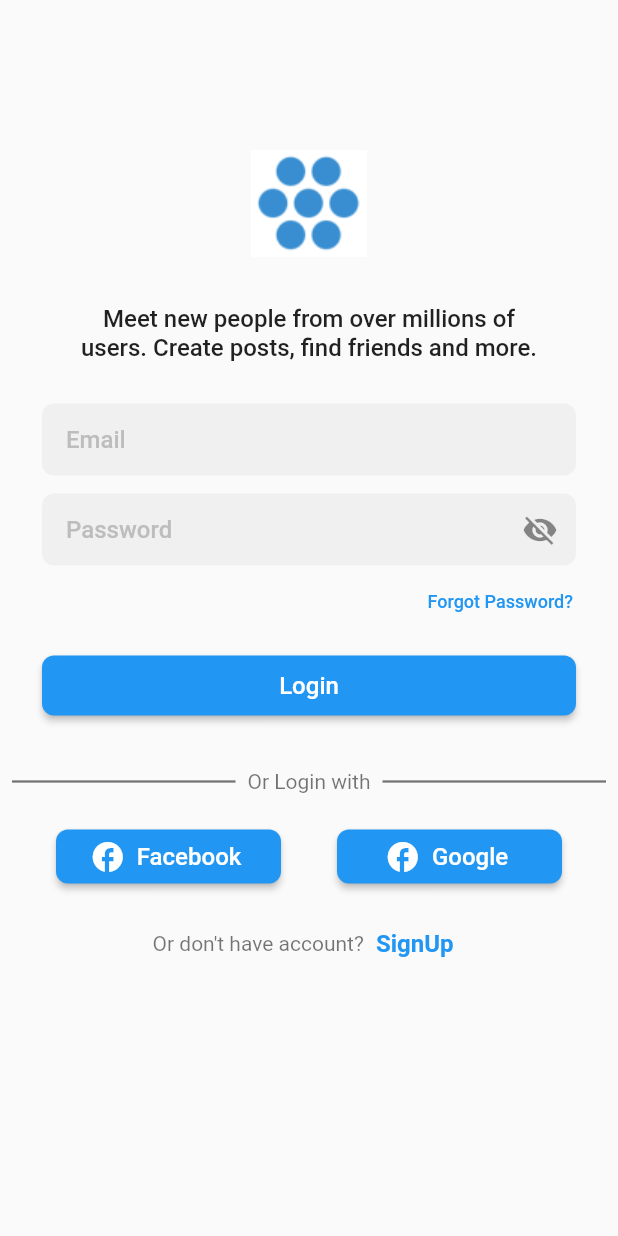
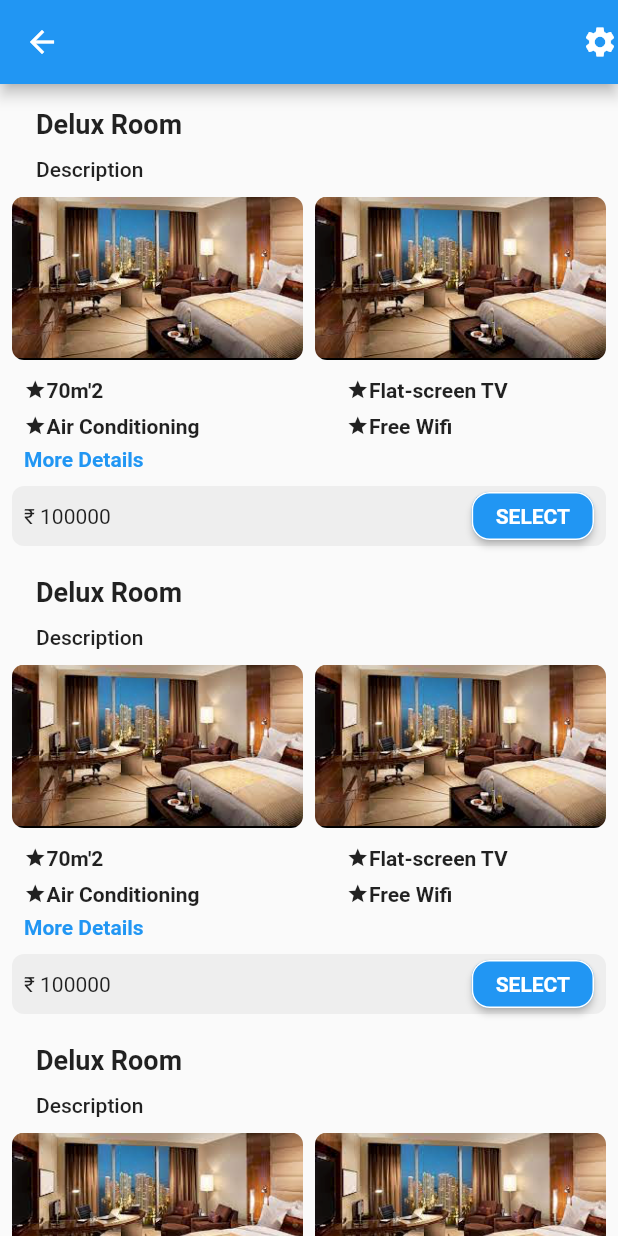
Before and after one commit to ArpitAgrawal7/flutter, a Flutter app: the screen it shows after launch, on a phone screen of 412 x 824 dp. Run offline on Flutter 3.47's test engine with Material 2 defaults, Android fonts, the light colour scheme and no system bars; our stand-ins replace bloc, flutter_bloc, flutter_rating_bar, flutter_svg.

Commit message:
working on room_list_view

```diff
--- a/make_my_trip/lib/main.dart
+++ b/make_my_trip/lib/main.dart
@@ -1,6 +1,7 @@
 import 'package:flutter/material.dart';
 import 'package:make_my_trip/pages/hotel_list_page.dart';
 import 'package:make_my_trip/pages/login_page.dart';
+import 'package:make_my_trip/pages/room_list_page.dart';
 
 void main() {
   runApp(const MyApp());
@@ -13,8 +14,10 @@ class MyApp extends StatelessWidget {
   Widget build(BuildContext context) {
     return MaterialApp(
       debugShowCheckedModeBanner: false,
-      home: LoginPage(),
-      // HotelListPage(),
+      home:
+      // LoginPage(),
+      //  HotelListPage(),
+       RoomListPage(),
     );
   }
 }
--- a/make_my_trip/lib/pages/login_page.dart
+++ b/make_my_trip/lib/pages/login_page.dart
@@ -1,5 +1,6 @@
 import 'package:flutter/material.dart';
 import 'package:flutter_bloc/flutter_bloc.dart';
+import 'package:flutter_svg/flutter_svg.dart';
 import 'package:make_my_trip/cubit/login_cubit.dart';
 import 'package:make_my_trip/widgets/elevated_icon_button_widget.dart';
 import 'package:make_my_trip/widgets/text_form_field_widget.dart';
@@ -36,7 +37,7 @@ class LoginPage extends StatelessWidget {
                 Form(
                   key: _formKey,
                   child: Column(children: [
-                    TextFormFieldWidget(
+                    LoginTextFormFieldWidget(
                       hintText: "Email",
                       obSecure: false,
                       controller: email,
@@ -44,7 +45,7 @@ class LoginPage extends StatelessWidget {
                     BlocBuilder<LoginCubit, LoginState>(
                       builder: (context, state) {
                         if (state is ChangeState) {
-                          return TextFormFieldWidget(
+                          return LoginTextFormFieldWidget(
                             hintText: "Password",
                             iconButton: IconButton(
                               icon: state.obSecure == true
@@ -59,7 +60,7 @@ class LoginPage extends StatelessWidget {
                             controller: password,
                           );
                         } else {
-                          return TextFormFieldWidget(
+                          return LoginTextFormFieldWidget(
                             hintText: "Password",
                             iconButton: IconButton(
                               icon: const Icon(Icons.visibility_off),
@@ -92,31 +93,20 @@ class LoginPage extends StatelessWidget {
                     Padding(
                         padding: const EdgeInsets.symmetric(
                             vertical: 12.0, horizontal: 28.0),
-                      child: SizedBox(
+                        child: LoginElevatedButtonWidget(
                           height: 40,
+                          onTap: () {},
                           width: double.infinity,
-                        child: ElevatedButton(
-                          onPressed: () {},
-                          style: ElevatedButton.styleFrom(
-                            shape: RoundedRectangleBorder(
-                              borderRadius: BorderRadius.circular(8.0),
-                            ),
-                            textStyle: const TextStyle(
-                              fontSize: 16,
-                              fontWeight: FontWeight.w500,
-                            ),
-                          ),
+                          buttonColor: Colors.blue,
                           child: const Text("Login"),
-                        ),
-                      ),
-                    ),
+                        )),
                   ]),
                 ),
                 Row(children: const [
                   Expanded(
                       child: Padding(
-                    padding: EdgeInsets.symmetric(horizontal: 8.0),
-                    child: Divider(thickness: 1.5, color: Colors.black54),
+                    padding: EdgeInsets.only(left: 32.0, right: 8.0),
+                    child: Divider(thickness: 0.5, color: Colors.black54),
                   )),
                   Padding(
                     padding: EdgeInsets.symmetric(vertical: 24.0),
@@ -130,9 +120,9 @@ class LoginPage extends StatelessWidget {
                   ),
                   Expanded(
                       child: Padding(
-                    padding: EdgeInsets.symmetric(horizontal: 8.0),
+                    padding: EdgeInsets.only(left: 8.0, right: 32.0),
                     child: Divider(
-                      thickness: 1.5,
+                      thickness: 0.5,
                       color: Colors.black54,
                     ),
                   )),
@@ -140,15 +130,41 @@ class LoginPage extends StatelessWidget {
                 Row(
                   mainAxisAlignment: MainAxisAlignment.spaceEvenly,
                   children: [
-                    ElevatedIconButtonView(
-                      action: 'Facebook',
+                    LoginElevatedButtonWidget(
                         onTap: () {},
-                      logo: const Icon(Icons.facebook),
+                        height: 36,
+                        width: 150,
+                        buttonColor: const Color(0xFF4267B2),
+                        child: Row(
+                          mainAxisAlignment: MainAxisAlignment.spaceEvenly,
+                          children: [
+                            const Text("Facebook"),
+                            SvgPicture.asset(
+                              "assets/images/facebook.svg",
+                              height: 20,
+                              width: 20,
                             ),
-                    ElevatedIconButtonView(
-                      action: 'Google',
+                          ],
+                        )),
+                    LoginElevatedButtonWidget(
                       onTap: () {},
-                      logo: const Icon(Icons.facebook),
+                      height: 36,
+                      width: 150,
+                      buttonColor: const Color(0xFFEEEEEE),
+                      child: Row(
+                        mainAxisAlignment: MainAxisAlignment.spaceEvenly,
+                        children: [
+                          const Text(
+                            "Google",
+                            style: TextStyle(color: Colors.black),
+                          ),
+                          SvgPicture.asset(
+                            "assets/images/google.svg",
+                            height: 20,
+                            width: 20,
+                          ),
+                        ],
+                      ),
                     ),
                   ],
                 ),
--- /dev/null
+++ b/make_my_trip/lib/pages/room_list_page.dart
@@ -0,0 +1,27 @@
+import 'package:flutter/material.dart';
+import 'package:make_my_trip/widgets/room_list_view_widget.dart';
+
+class RoomListPage extends StatelessWidget {
+  const RoomListPage({Key? key}) : super(key: key);
+
+  @override
+  Widget build(BuildContext context) {
+    return Scaffold(
+      appBar: AppBar(
+        leading: const Icon(Icons.arrow_back),
+        title: Row(
+
+        ),
+        actions: const [
+          Icon(Icons.settings),
+        ],
+      ),
+      body: ListView.builder(
+        itemBuilder: (context, index) {
+          return const RoomListViewWidget();
+        },
+        itemCount: 6,
+      )
+    );
+  }
+}
--- a/make_my_trip/lib/widgets/elevated_icon_button_widget.dart
+++ b/make_my_trip/lib/widgets/elevated_icon_button_widget.dart
@@ -1,23 +1,29 @@
 import 'package:flutter/material.dart';
 
-class ElevatedIconButtonView extends StatelessWidget {
-  const ElevatedIconButtonView(
-      {Key? key, required this.action, required this.onTap, required this.logo})
+class LoginElevatedButtonWidget extends StatelessWidget {
+  const LoginElevatedButtonWidget(
+      {Key? key,
+      required this.child,
+      required this.onTap,
+      required this.height,
+      required this.width,
+      required this.buttonColor})
       : super(key: key);
-  final String action;
+  final Widget child;
   final VoidCallback onTap;
-  final Icon logo;
+  final double height;
+  final double width;
+  final Color buttonColor;
 
   @override
   Widget build(BuildContext context) {
     return SizedBox(
-      width: 150,
-      height: 36,
-      child: ElevatedButton.icon(
+      height: height,
+      width: width,
+      child: ElevatedButton(
         onPressed: onTap,
-        icon: logo,
-        label: Text(action),
         style: ElevatedButton.styleFrom(
+          primary: buttonColor,
           shape: RoundedRectangleBorder(
             borderRadius: BorderRadius.circular(8.0),
           ),
@@ -26,6 +32,7 @@ class ElevatedIconButtonView extends StatelessWidget {
             fontWeight: FontWeight.w500,
           ),
         ),
+        child: child,
       ),
     );
   }
--- /dev/null
+++ b/make_my_trip/lib/widgets/room_list_view_widget.dart
@@ -0,0 +1,189 @@
+import 'package:flutter/material.dart';
+
+class RoomListViewWidget extends StatelessWidget {
+  const RoomListViewWidget({Key? key}) : super(key: key);
+
+  @override
+  Widget build(BuildContext context) {
+    return Column(
+      mainAxisAlignment: MainAxisAlignment.start,
+      crossAxisAlignment: CrossAxisAlignment.start,
+      children: [
+        const Padding(
+          padding: EdgeInsets.only(left:24.0,right: 24.0,top:16,bottom: 6.0),
+          child: Text(
+            "Delux Room",
+            style: TextStyle(
+              fontSize: 18,
+              fontWeight: FontWeight.bold,
+            ),
+          ),
+        ),
+        Row(
+          children: const [
+            Expanded(
+              child: Padding(
+                padding: EdgeInsets.symmetric(horizontal: 24.0, vertical: 6.0),
+                child: Text(
+                  "Description",
+                  style: TextStyle(
+                    fontSize: 14,
+                    fontWeight: FontWeight.w500,
+                  ),
+                ),
+              ),
+            ),
+          ],
+        ),
+        Padding(
+          padding: const EdgeInsets.symmetric(horizontal: 4.0, vertical: 4.0),
+          child: Row(
+            children: [
+              Expanded(
+                flex: 1,
+                child: Padding(
+                  padding: const EdgeInsets.symmetric(horizontal: 4.0),
+                  child: ClipRRect(
+                    borderRadius: BorderRadius.circular(8.0),
+                    child: Image.asset(
+                      'assets/images/hotel.png',
+                      fit: BoxFit.fill,
+                    ),
+                  ),
+                ),
+              ),
+              Expanded(
+                flex: 1,
+                child: Padding(
+                  padding: const EdgeInsets.symmetric(horizontal: 4.0),
+                  child: ClipRRect(
+                    borderRadius: BorderRadius.circular(8.0),
+                    child: Image.asset(
+                      'assets/images/hotel.png',
+                      fit: BoxFit.fill,
+                    ),
+                  ),
+                ),
+              ),
+            ],
+          ),
+        ),
+        Padding(
+          padding: const EdgeInsets.symmetric(horizontal: 16.0, vertical: 4.0),
+          child: Row(
+            children: const [
+              Icon(
+                Icons.star,
+                size: 15,
+              ),
+              Expanded(
+                  flex: 3,
+                  child: Padding(
+                    padding: EdgeInsets.symmetric(vertical: 4.0),
+                    child: Text(
+                      "70m'2",
+                      style:
+                          TextStyle(fontSize: 14, fontWeight: FontWeight.w600),
+                    ),
+                  )),
+              Spacer(),
+              Icon(
+                Icons.star,
+                size: 15,
+              ),
+              Expanded(
+                  flex: 3,
+                  child: Text(
+                    "Flat-screen TV",
+                    style: TextStyle(fontSize: 14, fontWeight: FontWeight.w600),
+                  )),
+            ],
+          ),
+        ),
+        Padding(
+          padding: const EdgeInsets.symmetric(horizontal: 16.0),
+          child: Row(
+            children: const [
+              Icon(
+                Icons.star,
+                size: 15,
+              ),
+              Expanded(
+                  flex: 3,
+                  child: Text(
+                    "Air Conditioning",
+                    style: TextStyle(fontSize: 14, fontWeight: FontWeight.w600),
+                  )),
+              Spacer(),
+              Icon(
+                Icons.star,
+                size: 15,
+              ),
+              Expanded(
+                  flex: 3,
+                  child: Text(
+                    "Free Wifi",
+                    style: TextStyle(fontSize: 14, fontWeight: FontWeight.w600),
+                  )),
+            ],
+          ),
+        ),
+        Padding(
+          padding: const EdgeInsets.symmetric(horizontal: 16.0, vertical: 6.0),
+          child: GestureDetector(
+            child: const Text(
+              "More Details",
+              style: TextStyle(
+                  fontSize: 14,
+                  fontWeight: FontWeight.w600,
+                  color: Colors.blue),
+            ),
+          ),
+        ),
+        Padding(
+          padding: const EdgeInsets.symmetric(horizontal: 8.0, vertical: 4.0),
+          child: Container(
+            height: 40,
+            width: double.infinity,
+            decoration: BoxDecoration(
+              borderRadius: BorderRadius.circular(8.0),
+              color: Colors.grey[200],
+            ),
+            child: Row(
+              children: [
+                const Padding(
+                  padding: EdgeInsets.symmetric(horizontal: 8.0, vertical: 4.0),
+                  child: Text("₹ 100000"),
+                ),
+                const Spacer(),
+                Padding(
+                  padding: const EdgeInsets.symmetric(
+                      horizontal: 8.0, vertical: 4.0),
+                  child: SizedBox(
+                    child: ElevatedButton(
+                      onPressed: () {},
+                      style: ElevatedButton.styleFrom(
+                          shape: RoundedRectangleBorder(
+                              borderRadius: BorderRadius.circular(12.0),
+                              side: const BorderSide(
+                                color: Colors.white,
+                                width: 1,
+                              ))),
+                      child: const Text(
+                        "SELECT",
+                        style: TextStyle(
+                            fontSize: 14,
+                            fontWeight: FontWeight.w600,
+                            color: Colors.white),
+                      ),
+                    ),
+                  ),
+                )
+              ],
+            ),
+          ),
+        )
+      ],
+    );
+  }
+}
--- a/make_my_trip/lib/widgets/text_form_field_widget.dart
+++ b/make_my_trip/lib/widgets/text_form_field_widget.dart
@@ -2,13 +2,13 @@ import 'package:flutter/material.dart';
 import 'package:flutter_bloc/flutter_bloc.dart';
 import 'package:make_my_trip/cubit/login_cubit.dart';
 
-class TextFormFieldWidget extends StatelessWidget {
+class LoginTextFormFieldWidget extends StatelessWidget {
   final String hintText;
   final IconButton? iconButton;
   final bool obSecure;
   final TextEditingController controller;
 
-  const TextFormFieldWidget(
+  const LoginTextFormFieldWidget(
       {Key? key,
       required this.hintText,
       this.iconButton,
@@ -18,15 +18,14 @@ class TextFormFieldWidget extends StatelessWidget {
 
   @override
   Widget build(BuildContext context) {
-    return BlocProvider(
-      create: (context) => LoginCubit(),
-      child: Padding(
+    return Padding(
       padding: const EdgeInsets.only(top: 12.0, left: 28.0, right: 28.0),
       child: BlocBuilder<LoginCubit, LoginState>(
         builder: (context, state) {
           return TextFormField(
             obscureText: obSecure,
             controller: controller,
+            keyboardType: TextInputType.emailAddress,
             decoration: InputDecoration(
                 hintText: hintText,
                 suffixIcon: iconButton,
@@ -35,8 +34,8 @@ class TextFormFieldWidget extends StatelessWidget {
                     fontSize: 16,
                     fontWeight: FontWeight.w500),
                 filled: true,
-                  contentPadding: const EdgeInsets.symmetric(
-                      vertical: 8.0, horizontal: 16.0),
+                contentPadding:
+                    const EdgeInsets.symmetric(vertical: 8.0, horizontal: 16.0),
                 border: OutlineInputBorder(
                   borderRadius: BorderRadius.circular(8.0),
                   borderSide: BorderSide.none,
@@ -44,7 +43,6 @@ class TextFormFieldWidget extends StatelessWidget {
           );
         },
       ),
-      ),
     );
   }
 }
--- a/make_my_trip/pubspec.yaml
+++ b/make_my_trip/pubspec.yaml
@@ -32,4 +32,5 @@ flutter:
    - assets/images/appLogo.png
    - assets/images/google.svg
    - assets/images/hotel.png
+   - assets/images/facebook.svg
    - assets/images/filter.svg
```
Also changed, not shown: make_my_trip/lib/widgets/list_view_builder_widget.dart (+22 -18 lines), make_my_trip/assets/images/facebook.svg (added), make_my_trip/assets/images/google.svg. Lines whose indentation alone changed are shown as unchanged.
